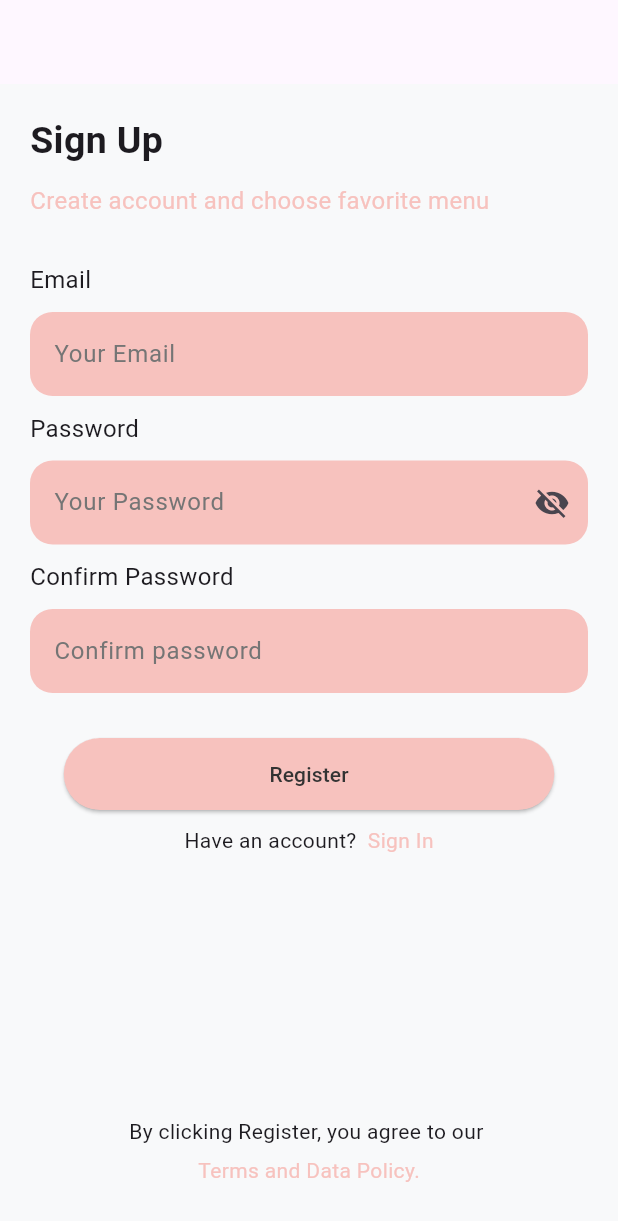
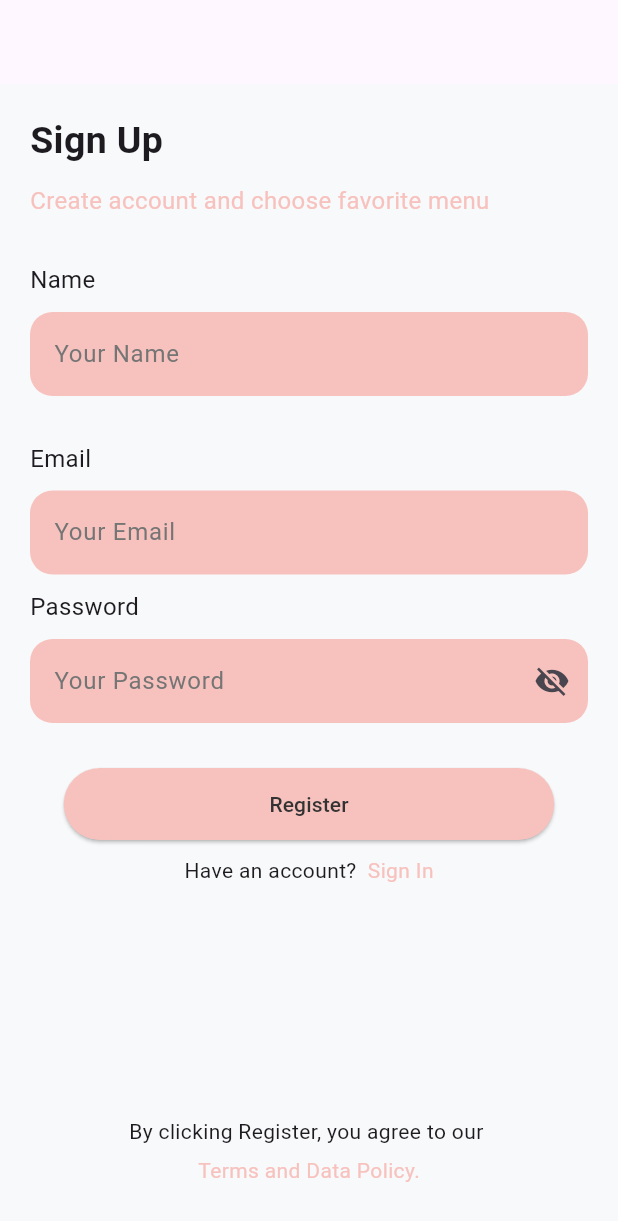
Before and after one commit to shahanasov/paw-catcher, a Flutter app: the screen it shows after launch, after a tap on "Sign Up", on a phone screen of 412 x 824 dp. Shown: the top 1221 px of the screen. Run offline on Flutter 3.47's test engine with Material 3 defaults, Android fonts, the light colour scheme and no system bars; our stand-ins replace cloud_firestore, firebase_auth, firebase_core, flutter_riverpod, google_fonts; accounts and stored records are empty; network calls fail.

Commit message:
auth done and fetch detail of the user is done

```diff
--- a/lib/data/models/user_model.dart
+++ b/lib/data/models/user_model.dart
@@ -1,5 +1,25 @@
+import 'package:cloud_firestore/cloud_firestore.dart';
+
 class UserModel{
   String name;
   String email;
-  UserModel(this.email,this.name);
+  UserModel({required this.email,required this.name});
+
+  //  Convert Firestore document snapshot to UserModel
+  static UserModel fromSnapshot(
+   DocumentSnapshot<Map<String, dynamic>> snapshot) {
+    return UserModel(
+      email:snapshot.get('email')as String,
+     name: snapshot.get('name') as String,
+    );
+  }
+
+  // Convert UserModel to JSON for storing in Firestore
+  Map<String, dynamic> toJson() {
+    return {
+      'name': name,
+      'email': email,
+    };
+  }
+
 }
--- a/lib/presentation/auth/sign_in.dart
+++ b/lib/presentation/auth/sign_in.dart
@@ -13,6 +13,7 @@
 
   @override
   Widget build(BuildContext context, WidgetRef ref) {
+     final isLoading = ref.watch(authLoadingProvider);
     TextEditingController controller = TextEditingController();
     TextEditingController passwordController = TextEditingController();
     List<Widget> widgetsList = [
@@ -52,10 +53,11 @@
         height: 3,
       ),
       Center(
-        child: buttonforAll(
+        child: isLoading? CircularProgressIndicator(color: AppTheme().softPink,):
+        buttonforAll(
             onPressed: () {
-              AuthService()
-                  .signInWithEmail(
+
+                  signInWithEmail(ref: ref,
                       email: controller.text.trim(),
                       password: passwordController.text.trim())
                   .then((user) {
--- a/lib/presentation/auth/sign_up.dart
+++ b/lib/presentation/auth/sign_up.dart
@@ -13,9 +13,10 @@
 
   @override
   Widget build(BuildContext context, WidgetRef ref) {
+    final isLoading = ref.watch(authLoadingProvider);
     TextEditingController controller = TextEditingController();
     TextEditingController passwordController = TextEditingController();
-    TextEditingController confirmPasswordController = TextEditingController();
+    TextEditingController nameController = TextEditingController();
     List<Widget> widgetsList = [
       Text(
         'Sign Up',
@@ -36,6 +37,17 @@
         height: 10,
       ),
       Text(
+        'Name',
+        style: TextStyle(
+          fontSize: 16.0,
+          fontWeight: FontWeight.w400,
+        ),
+      ),
+      textfield(controller: nameController, hint: 'Your Name'),
+      SizedBox(
+        height: 10,
+      ),
+      Text(
         'Email',
         style: TextStyle(
           fontSize: 16.0,
@@ -51,28 +63,25 @@
         ),
       ),
       passwordfield(controller: passwordController, ref: ref),
-      Text(
-        'Confirm Password',
-        style: TextStyle(
-          fontSize: 16.0,
-          fontWeight: FontWeight.w400,
-        ),
-      ),
-      textfield(controller: confirmPasswordController, hint: 'Confirm password'),
       SizedBox(
         height: 10,
       ),
       Center(
-          child: buttonforAll(
+          child: isLoading
+              ? CircularProgressIndicator(
+                  color: AppTheme().softPink,
+                )
+              : buttonforAll(
                   onPressed: () {
-                AuthService()
-                    .signUp(
+                    signUp(
+                            ref: ref,
+                            name: nameController.text.trim(),
                             email: controller.text.trim(),
                             password: passwordController.text.trim())
                         .then((user) {
                       if (context.mounted) {
-                    Navigator.of(context).push(
-                        MaterialPageRoute(builder: (context) => HomePage()));
+                        Navigator.of(context).push(MaterialPageRoute(
+                            builder: (context) => HomePage()));
                       }
                     }).catchError((error) {
                       log("Error $error");
--- a/lib/presentation/pages/Home/home.dart
+++ b/lib/presentation/pages/Home/home.dart
@@ -13,7 +13,7 @@
     return Scaffold(
         key: scaffoldKey,
         appBar: customAppBar(scaffoldKey,context),
-        drawer: drawer(context),
+        drawer: CustomDrawer(),
         body: Stack(
           fit: StackFit.expand,
           children: [
--- a/pubspec.yaml
+++ b/pubspec.yaml
@@ -39,6 +39,8 @@
   firebase_core: ^3.11.0
   firebase_auth: ^5.4.2
   google_fonts: ^6.2.1
+  cloud_firestore: ^5.6.3
+  image_picker: ^1.1.2
 
 dev_dependencies:
   flutter_test:
```
Also changed, not shown: lib/data/services/auth_service.dart (+43 -7 lines), lib/data/services/report_services.dart (added, +41 -0 lines), lib/presentation/pages/Home/widgets/drawer.dart (+65 -1 lines), pubspec.lock, 5 other files. Lines whose indentation alone changed are shown as unchanged.
